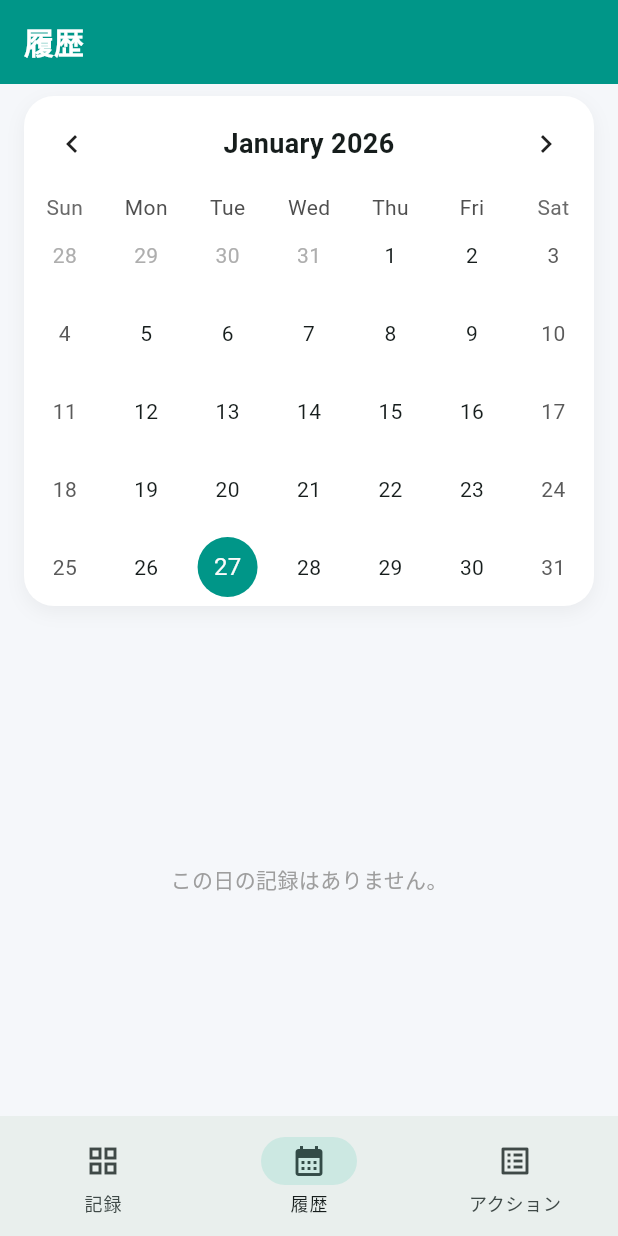
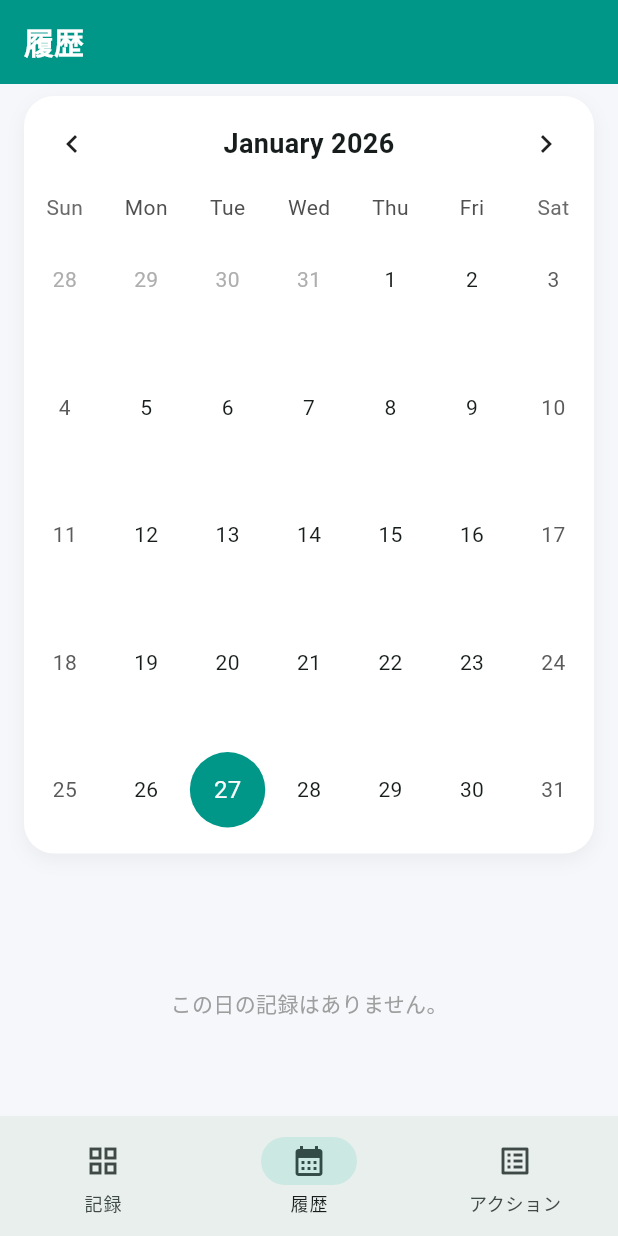
Before and after one commit to fyhw117/itsushita, a Flutter app: the screen it shows after launch, item 2 of the bottom bar chosen, on a phone screen of 412 x 824 dp. Run offline on Flutter 3.47's test engine with Material 3 defaults, Android fonts, the phone set to English and light mode, and no system bars; drawn by our look-alikes of table_calendar; our stand-ins replace flutter_riverpod, shared_preferences, sqflite, sqflite_common_ffi; accounts and stored records are empty.

Commit message:
カレンダー上の表示方法を変更した。

```diff
--- a/lib/screens/calendar_screen.dart
+++ b/lib/screens/calendar_screen.dart
@@ -65,6 +65,8 @@ class _CalendarScreenState extends ConsumerState<CalendarScreen> {
               lastDay: DateTime.utc(2030, 12, 31),
               focusedDay: _focusedDay,
               selectedDayPredicate: (day) => isSameDay(_selectedDay, day),
+              rowHeight:
+                  85, // Increase row height to accommodate larger markers
               onDaySelected: (selectedDay, focusedDay) {
                 setState(() {
                   _selectedDay = selectedDay;
@@ -82,6 +84,7 @@ class _CalendarScreenState extends ConsumerState<CalendarScreen> {
                   shape: BoxShape.circle,
                 ),
                 markerSize: 8,
+                cellMargin: EdgeInsets.all(2),
               ),
               headerStyle: const HeaderStyle(
                 formatButtonVisible: false,
@@ -96,29 +99,51 @@ class _CalendarScreenState extends ConsumerState<CalendarScreen> {
                   if (events.isEmpty) return null;
                   final eventRecords = events.cast<ActionRecord>();
 
-                  // Take up to 4 unique action colors to show
+                  // Show all unique actions (layout handles wrap)
                   final uniqueActionIds = eventRecords
                       .map((e) => e.actionId)
-                      .toSet()
-                      .take(4);
+                      .toSet();
 
                   return Positioned(
-                    bottom: 1,
-                    child: Row(
-                      mainAxisSize: MainAxisSize.min,
+                    bottom: 4,
+                    left: 0,
+                    right: 0,
+                    child: Center(
+                      child: Wrap(
+                        alignment: WrapAlignment.center,
+                        spacing: 2,
+                        runSpacing: 2,
                         children: uniqueActionIds.map((id) {
+                          final action = actionMap[id];
                           final colorValue =
-                            actionMap[id]?.colorValue ?? Colors.grey.toARGB32();
+                              action?.colorValue ?? Colors.grey.toARGB32();
+                          // Display up to 2 characters
+                          final String label =
+                              (action != null && action.name.isNotEmpty)
+                              ? action.name.trim().characters.take(2).toString()
+                              : '?';
+
                           return Container(
-                          margin: const EdgeInsets.symmetric(horizontal: 1),
-                          width: 6,
-                          height: 6,
+                            padding: const EdgeInsets.symmetric(
+                              horizontal: 4,
+                              vertical: 2,
+                            ),
                             decoration: BoxDecoration(
                               color: Color(colorValue),
-                            shape: BoxShape.circle,
+                              borderRadius: BorderRadius.circular(4),
+                            ),
+                            child: Text(
+                              label,
+                              style: const TextStyle(
+                                color: Colors.white,
+                                fontSize: 9,
+                                fontWeight: FontWeight.bold,
+                                height: 1.0,
+                              ),
                             ),
                           );
                         }).toList(),
+                      ),
                     ),
                   );
                 },
```
Lines whose indentation alone changed are shown as unchanged.
